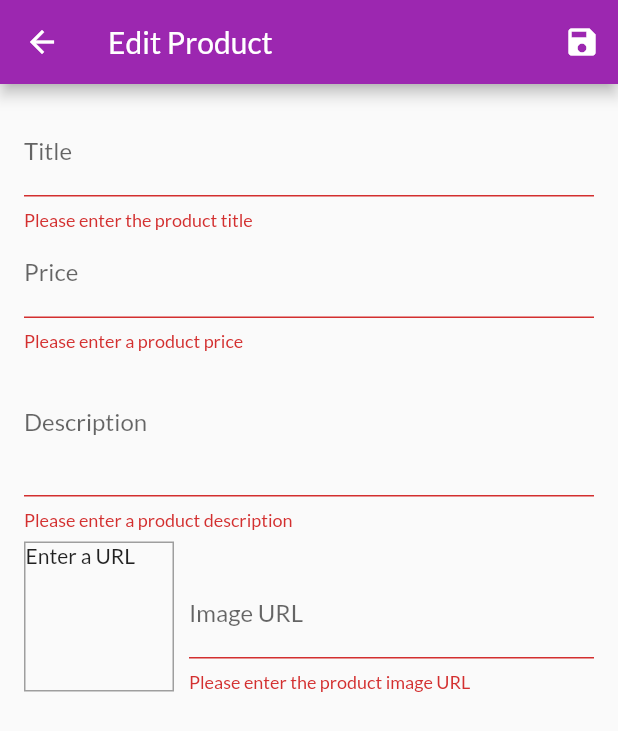
After one commit to Rajkarnikar-unish/shop_app, a Flutter app: the EditProductsScreen screen opened by its route, after a tap on the "save" icon, on a phone screen of 412 x 824 dp. The commit adds this screen. Shown: the top 731 px of the screen. Run offline on Flutter 3.47's test engine with Material 2 defaults, Android fonts, the phone set to English and light mode, and no system bars; network calls fail.

Commit message:
input form fields and validation added

```diff
--- a/lib/main.dart
+++ b/lib/main.dart
@@ -1,5 +1,6 @@
 import 'package:flutter/material.dart';
 import 'package:provider/provider.dart';
+
 import './screens/orders_screen.dart';
 
 import './screens/product_detail_screen.dart';
@@ -7,6 +8,8 @@ import './screens/products_overview_screen.dart';
 import './providers/products.dart';
 import './providers/cart.dart';
 import './screens/cart_screen.dart';
+import './screens/user_products_screen.dart';
+import './screens/edit_products_screen.dart';
 import './providers/orders.dart';
 
 void main() {
@@ -41,6 +44,8 @@ class MyApp extends StatelessWidget {
           ProductDetailScreen.routeName: (ctx) => ProductDetailScreen(),
           CartScreen.routeName: (ctx) => CartScreen(),
           OrdersScreen.routeName: (ctx) => OrdersScreen(),
+          UserProductsScreen.routeName: (ctx) => UserProductsScreen(),
+          EditProductsScreen.routeName: (ctx) => EditProductsScreen(),
         },
       ),
     );
--- a/lib/providers/products.dart
+++ b/lib/providers/products.dart
@@ -2,9 +2,7 @@ import 'package:flutter/material.dart';
 
 import 'product.dart';
 
-
-class Products with ChangeNotifier{
-
+class Products with ChangeNotifier {
   List<Product> _items = [
     Product(
       id: 'p1',
@@ -54,9 +52,16 @@ class Products with ChangeNotifier{
     return _items.firstWhere((prod) => prod.id == id);
   }
 
-  addProduct() {
-    // _items.add(value);
+  addProduct(Product product) {
+    final newProduct = Product(
+      title: product.title,
+      price: product.price,
+      description: product.description,
+      imageUrl: product.imageUrl,
+      id: DateTime.now().toString(),
+    );
+    _items.add(newProduct);
+    // _items.insert(0, newProduct);
     notifyListeners();
   }
-
 }
--- /dev/null
+++ b/lib/screens/edit_products_screen.dart
@@ -0,0 +1,237 @@
+import 'package:flutter/material.dart';
+import 'package:provider/provider.dart';
+
+import '../providers/product.dart';
+import '../providers/products.dart';
+
+class EditProductsScreen extends StatefulWidget {
+  static const routeName = '/edit-product';
+
+  @override
+  _EditProductsScreenState createState() => _EditProductsScreenState();
+}
+
+class _EditProductsScreenState extends State<EditProductsScreen> {
+  final _priceFocusNode = FocusNode();
+  final _descriptionFocusNode = FocusNode();
+  final _imageUrlController = TextEditingController();
+  final _imageUrlFocusNode = FocusNode();
+  final _form = GlobalKey<FormState>();
+  var _editedProduct = Product(
+    id: null,
+    title: '',
+    price: 0,
+    description: '',
+    imageUrl: '',
+  );
+
+  @override
+  void initState() {
+    _imageUrlFocusNode.addListener(_updateImageUrl);
+    super.initState();
+  }
+
+  @override
+  void dispose() {
+    _imageUrlFocusNode.removeListener(_updateImageUrl);
+    _priceFocusNode.dispose();
+    _descriptionFocusNode.dispose();
+    _imageUrlController.dispose();
+    _imageUrlFocusNode.dispose();
+    super.dispose();
+  }
+
+  void _updateImageUrl() {
+    if (!_imageUrlFocusNode.hasFocus) {
+      if (_imageUrlController.text.isEmpty ||
+          (!_imageUrlController.text.startsWith('http') &&
+              !_imageUrlController.text.startsWith('https')) ||
+          (!_imageUrlController.text.endsWith('.png') &&
+              !_imageUrlController.text.endsWith('.jpg') &&
+              !_imageUrlController.text.endsWith('.jpeg'))) {
+        return;
+      }
+      setState(() {});
+    }
+  }
+
+  void _saveForm() {
+    final isValid = _form.currentState.validate();
+    if (!isValid) {
+      return;
+    }
+    _form.currentState.save();
+    Provider.of<Products>(context, listen: false).addProduct(_editedProduct);
+    Navigator.of(context).pop();
+  }
+
+  @override
+  Widget build(BuildContext context) {
+    return Scaffold(
+      appBar: AppBar(
+        title: Text(
+          'Edit Product',
+        ),
+        actions: [
+          IconButton(
+            icon: Icon(Icons.save),
+            onPressed: _saveForm,
+          ),
+        ],
+      ),
+      body: Padding(
+        padding: const EdgeInsets.all(16.0),
+        child: Form(
+          key: _form,
+          child: ListView(
+            children: [
+              TextFormField(
+                decoration: InputDecoration(
+                    labelText: 'Title', hintText: 'Product Name'),
+                textInputAction: TextInputAction.next,
+                onFieldSubmitted: (_) {
+                  FocusScope.of(context).requestFocus(_priceFocusNode);
+                },
+                validator: (value) {
+                  if (value.isEmpty) {
+                    return 'Please enter the product title';
+                  }
+                  return null;
+                },
+                onSaved: (value) {
+                  _editedProduct = Product(
+                    title: value,
+                    price: _editedProduct.price,
+                    description: _editedProduct.description,
+                    imageUrl: _editedProduct.imageUrl,
+                    id: null,
+                  );
+                },
+              ),
+              TextFormField(
+                decoration: InputDecoration(
+                    labelText: 'Price', hintText: 'Product Price'),
+                textInputAction: TextInputAction.next,
+                keyboardType: TextInputType.number,
+                focusNode: _priceFocusNode,
+                onFieldSubmitted: (_) {
+                  FocusScope.of(context).requestFocus(_descriptionFocusNode);
+                },
+                validator: (value) {
+                  if (value.isEmpty) {
+                    return 'Please enter a product price';
+                  }
+                  if (double.tryParse(value) == null) {
+                    return 'Please enter a valid number';
+                  }
+                  if (double.parse(value) <= 0) {
+                    return 'Please enter a number greater than 0';
+                  }
+                  return null;
+                },
+                onSaved: (value) {
+                  _editedProduct = Product(
+                    title: _editedProduct.title,
+                    price: double.parse(value),
+                    description: _editedProduct.description,
+                    imageUrl: _editedProduct.imageUrl,
+                    id: null,
+                  );
+                },
+              ),
+              TextFormField(
+                decoration: InputDecoration(
+                    labelText: 'Description', hintText: 'Product Description'),
+                maxLines: 3,
+                keyboardType: TextInputType.multiline,
+                textInputAction: TextInputAction.next,
+                focusNode: _descriptionFocusNode,
+                validator: (value) {
+                  if (value.isEmpty) {
+                    return 'Please enter a product description';
+                  }
+                  if (value.length < 10) {
+                    return 'Description should be atleast 10 characters';
+                  }
+                  return null;
+                },
+                onSaved: (value) {
+                  _editedProduct = Product(
+                    title: _editedProduct.title,
+                    price: _editedProduct.price,
+                    description: value,
+                    imageUrl: _editedProduct.imageUrl,
+                    id: null,
+                  );
+                },
+              ),
+              Row(
+                crossAxisAlignment: CrossAxisAlignment.end,
+                children: [
+                  Container(
+                    width: 100,
+                    height: 100,
+                    margin: EdgeInsets.only(
+                      top: 8,
+                      right: 10,
+                    ),
+                    decoration: BoxDecoration(
+                      border: Border.all(
+                        width: 1,
+                        color: Colors.grey,
+                      ),
+                    ),
+                    child: _imageUrlController.text.isEmpty
+                        ? Text('Enter a URL')
+                        : FittedBox(
+                            child: Image.network(
+                              _imageUrlController.text,
+                              fit: BoxFit.cover,
+                            ),
+                          ),
+                  ),
+                  Expanded(
+                    child: TextFormField(
+                      decoration: InputDecoration(labelText: 'Image URL'),
+                      keyboardType: TextInputType.url,
+                      textInputAction: TextInputAction.done,
+                      controller: _imageUrlController,
+                      focusNode: _imageUrlFocusNode,
+                      onFieldSubmitted: (_) {
+                        _saveForm();
+                      },
+                      validator: (value) {
+                        if (value.isEmpty) {
+                          return 'Please enter the product image URL';
+                        }
+                        if (!value.startsWith('http') &&
+                            !value.startsWith('https')) {
+                          return 'Please enter a valid URL';
+                        }
+                        if (!value.endsWith('.png') &&
+                            !value.endsWith('.jpg') &&
+                            !value.endsWith('.jpeg')) {
+                          return 'Please enter a valid image URL.';
+                        }
+                        return null;
+                      },
+                      onSaved: (value) {
+                        _editedProduct = Product(
+                          title: _editedProduct.title,
+                          price: _editedProduct.price,
+                          description: _editedProduct.description,
+                          imageUrl: value,
+                          id: null,
+                        );
+                      },
+                    ),
+                  ),
+                ],
+              ),
+            ],
+          ),
+        ),
+      ),
+    );
+  }
+}
--- a/lib/widgets/app_drawer.dart
+++ b/lib/widgets/app_drawer.dart
@@ -1,4 +1,5 @@
 import 'package:flutter/material.dart';
+import '../screens/user_products_screen.dart';
 
 import '../screens/orders_screen.dart';
 
@@ -32,6 +33,16 @@ class AppDrawer extends StatelessWidget {
               Navigator.of(context).pushNamed(OrdersScreen.routeName);
             },
           ),
+          Divider(),
+          ListTile(
+            leading: Icon(
+              Icons.edit
+            ),
+            title: Text('Manage Products'),
+            onTap: () {
+              Navigator.of(context).pushNamed(UserProductsScreen.routeName);
+            },
+          ),
         ],
       ),
     );
```
Also changed, not shown: lib/providers/cart.dart (+21 -2 lines), lib/screens/user_products_screen.dart (added, +45 -0 lines), lib/widgets/cart_item.dart (+28 -0 lines), lib/widgets/product_item.dart (+13 -0 lines), lib/widgets/user_product_item.dart (added, +35 -0 lines).
